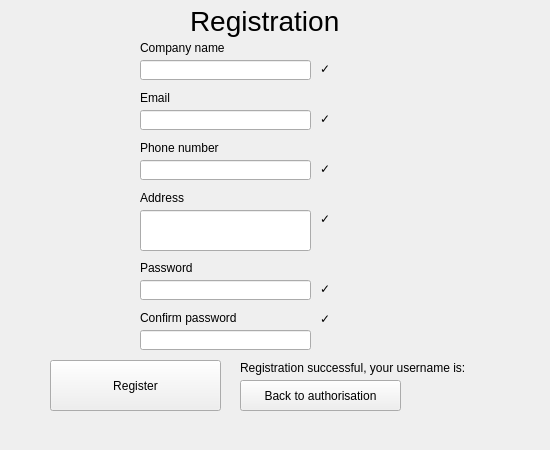
The window that front/authorisation/registration_window.ui (Nyakutka/brewery) describes before a commit, drawn with Qt 5.
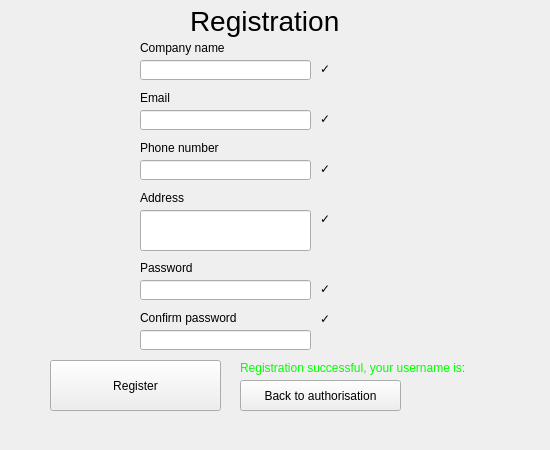
The same window after the commit.

The edit to the form file:
```diff
--- a/front/authorisation/registration_window.ui
+++ b/front/authorisation/registration_window.ui
@@ -285,6 +285,9 @@
       <height>16</height>
      </rect>
     </property>
+    <property name="styleSheet">
+     <string notr="true">color: rgb(0, 255, 0);</string>
+    </property>
     <property name="text">
      <string>Registration successful, your username is:</string>
     </property>
```
